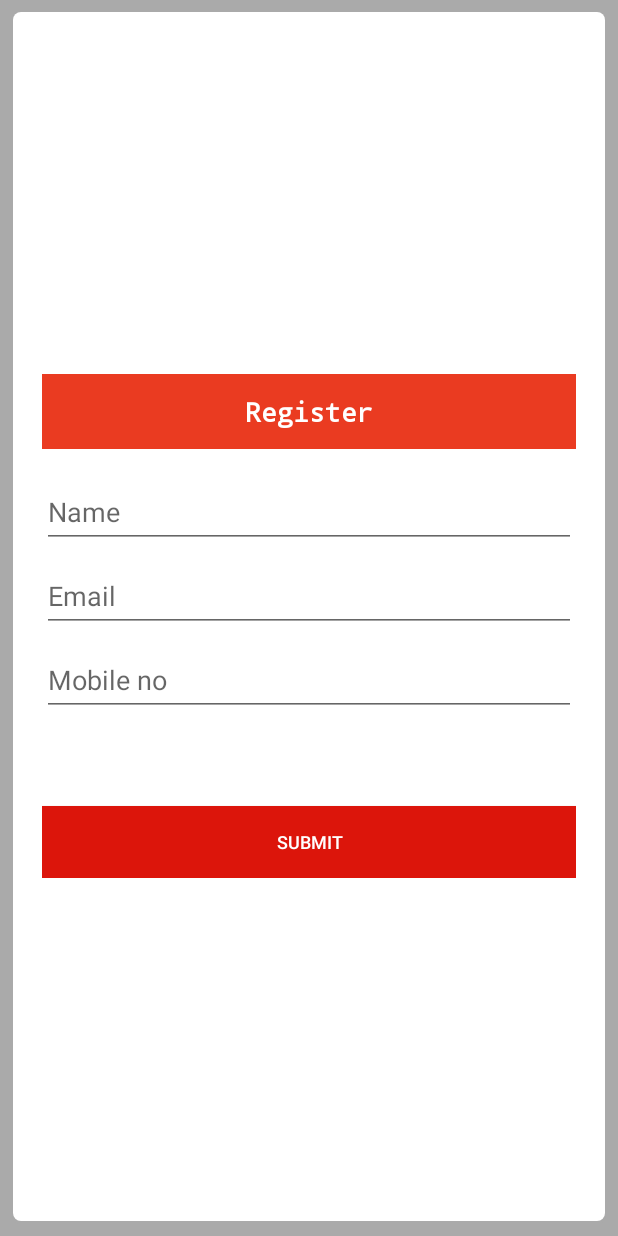
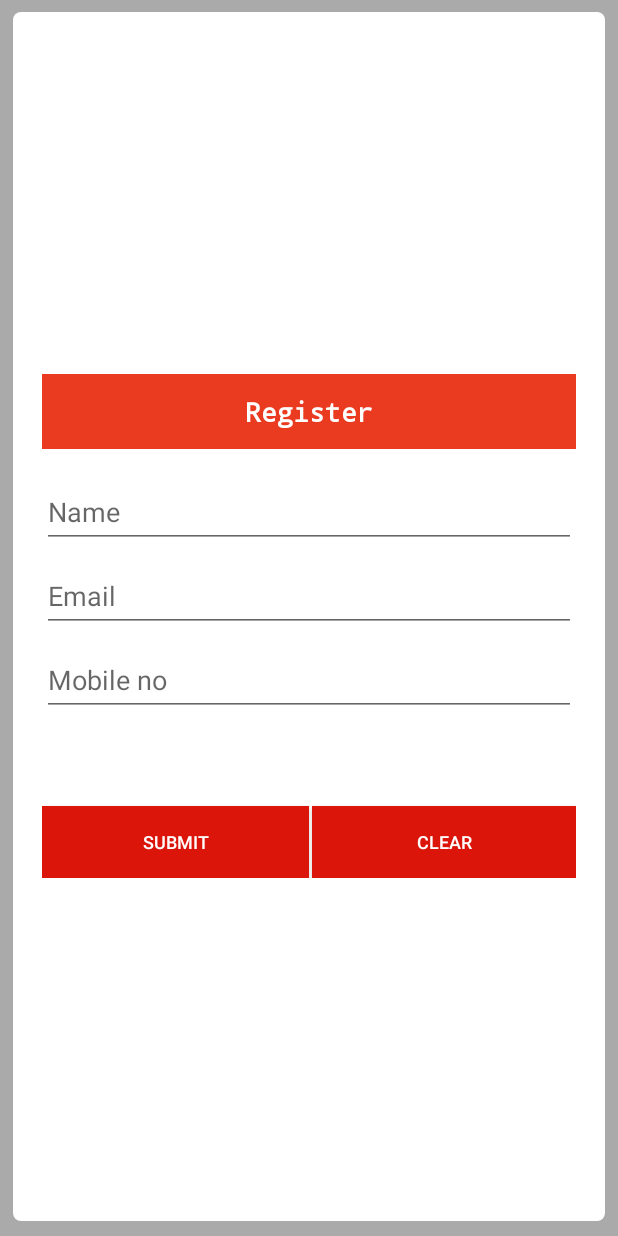
Before and after one commit to nandha-conzat/FortuneVasthu, an Android app: the LoginActivity screen opened directly, with no data from a screen before it, on a phone screen of 412 x 824 dp. Run offline under Robolectric (Android 15) with nearby library versions, the phone set to English and light mode, and no system bars; our stand-ins replace Volley; libraries missing offline, so code that uses them is left out: com.facebook.

Commit message:
08 Dec 2016 - I

```diff
--- a/app/src/main/java/com/rukina/fortunevasthu/activity/LoginActivity.java
+++ b/app/src/main/java/com/rukina/fortunevasthu/activity/LoginActivity.java
@@ -196,10 +196,8 @@ public class LoginActivity extends AppCompatActivity implements View.OnClickList
                     } catch (UnsupportedEncodingException ex) {
                         ex.printStackTrace();
                     }
+                }
 
-
-
-                }
             } else if (view == _Clear) {
                 _Name.setText("");
                 _Mobile.setText("");
--- a/app/src/main/java/com/rukina/fortunevasthu/utils/Config.java
+++ b/app/src/main/java/com/rukina/fortunevasthu/utils/Config.java
@@ -4,9 +4,9 @@ public interface Config {
 
     // used to share GCM regId with application server - using php app server
 
-    static final String BASE_URL = "http://budnetdesign.in/vivegam/api/";
+    static final String BASE_URL = "http://vastu.crystalpro.net/app/";
     static final String APP_SERVER_URL = BASE_URL+"login?username=%s&password=%s";
-    static final String REG_USER = BASE_URL+"register?name=%s&mobile_no=%s&username=%s&password=%s&gcm_registration_id=%s";
+    static final String REG_USER = BASE_URL+"UserRegister?reg_name=%s&reg_mobile=%s&reg_email=%s&reg_gcm_key=%s&gcm_registration_id=%s";
 
     // Google Project Number
     static final String GOOGLE_PROJECT_ID = "789502099085";
--- a/app/src/main/res/layout/activity_login.xml
+++ b/app/src/main/res/layout/activity_login.xml
@@ -93,6 +93,7 @@
                 android:layout_width="match_parent"
                 android:layout_height="wrap_content"
                 android:layout_marginTop="40dp"
+                android:layout_weight="1"
                 android:background="@color/colorPrimary"
                 android:text="Submit"
                 android:textColor="@android:color/white"
@@ -103,6 +104,8 @@
                 android:layout_width="match_parent"
                 android:layout_height="wrap_content"
                 android:layout_weight="1"
+                android:layout_marginLeft="2dp"
+                android:layout_marginTop="40dp"
                 android:background="@color/colorPrimary"
                 android:text="Clear"
                 android:textColor="@android:color/white"
```
